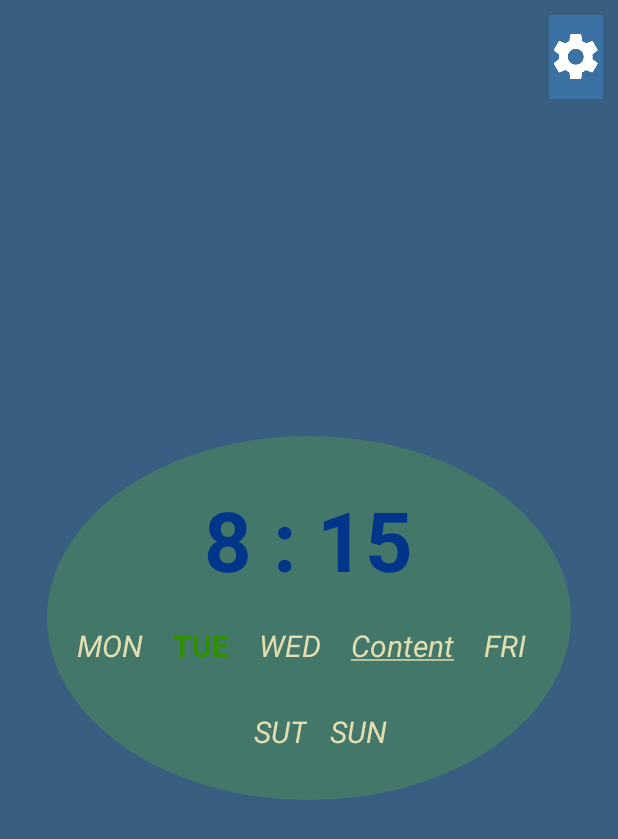
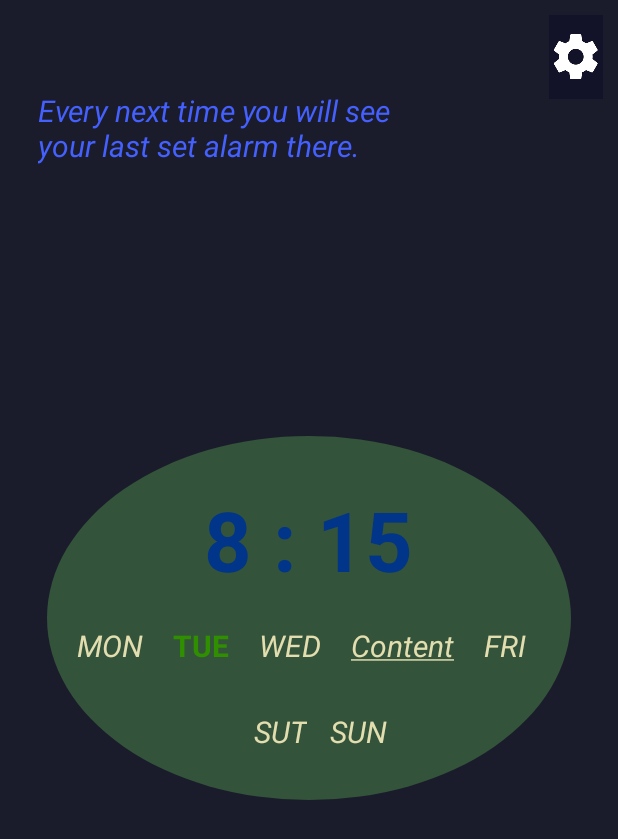
Before and after one commit to mrkostua/SmartAlarm, an Android app: the MainMathAlarmButton screen opened directly, with no data from a screen before it, on a phone screen of 412 x 824 dp. Shown: the top 839 px of the screen. Run offline under Robolectric (Android 15) with nearby library versions, the phone set to English and light mode, and no system bars; 2 statements that could not run were skipped.

Commit message:
Working on helper for first app using.

```diff
--- a/app/src/main/java/com/mrkostua/mathalarm/MainMathAlarmButton.kt
+++ b/app/src/main/java/com/mrkostua/mathalarm/MainMathAlarmButton.kt
@@ -2,6 +2,7 @@ package com.mrkostua.mathalarm
 
 import android.os.Build
 import android.os.Bundle
+import android.support.v7.app.AlertDialog
 import android.support.v7.app.AppCompatActivity
 import android.text.SpannableString
 import android.text.style.UnderlineSpan
@@ -11,6 +12,7 @@ import android.view.WindowManager
 import android.widget.ImageButton
 import android.widget.RelativeLayout
 import android.widget.TextView
+import android.widget.Toast
 import java.util.*
 import kotlin.collections.ArrayList
 
@@ -27,10 +29,10 @@ public class MainMathAlarmButton : AppCompatActivity() {
 
     private lateinit var ibAdditionalSettings: ImageButton
 
-    private val listDaysOfWeekViews: ArrayList<TextView> = object : ArrayList<TextView>(7) {}
-    private var lastAlarmData: LastAlarmData = object : LastAlarmData(this) {}
+    private val listDaysOfWeekViews = ArrayList<TextView>(7)
+    private val lastAlarmData = LastAlarmData(this)
 
-    private val calendar: Calendar = Calendar.getInstance()
+    private val calendar = Calendar.getInstance()
 
 
     override fun onCreate(savedInstanceState: Bundle?) {
@@ -57,7 +59,7 @@ public class MainMathAlarmButton : AppCompatActivity() {
     }
 
     private fun setThemeForAlarmButtonLayout() {
-        if (calendar.get(Calendar.AM_PM) == Calendar.AM) {
+        if (isDarkTime()) {
             setDayLayoutTheme()
 
         } else {
@@ -68,8 +70,7 @@ public class MainMathAlarmButton : AppCompatActivity() {
 
     private fun initializeAlarmButton() {
         showWeekDaysAndCurrentDay()
-
-        if (lastAlarmData.alarmHours != 0) {
+        if (isFirstAlarmCreation()) {
             setSettingsFromLastAlarm()
 
         } else {
@@ -104,7 +105,6 @@ public class MainMathAlarmButton : AppCompatActivity() {
         }
     }
 
-
     private fun setSettingsFromLastAlarm() {
         tvAlarmTime.text = Integer.toString(lastAlarmData.alarmHours) + " : " + Integer.toString(lastAlarmData.alarmMinutes)
 
@@ -120,7 +120,7 @@ public class MainMathAlarmButton : AppCompatActivity() {
 
         listDaysOfWeekViews.forEachIndexed { indexOfDay, dayView ->
             if (indexOfDay == calendar.get(Calendar.DAY_OF_WEEK))
-                setDayOfWeekTestStyle(dayView)
+                setDayOfWeekTextStyle(dayView)
 
         }
     }
@@ -136,26 +136,86 @@ public class MainMathAlarmButton : AppCompatActivity() {
 
     }
 
-    private fun setDayOfWeekTestStyle(tvDayOfWeek: TextView) {
-        val ssContent: SpannableString = object : SpannableString("Content") {}
-        ssContent.setSpan(object : UnderlineSpan() {}, 0, ssContent.length, 0)
+    private fun setDayOfWeekTextStyle(tvDayOfWeek: TextView) {
+        val ssContent = SpannableString("Content")
+        ssContent.setSpan(UnderlineSpan(), 0, ssContent.length, 0)
         tvDayOfWeek.text = ssContent
 
+        setTextAppearance(tvDayOfWeek, R.style.ChosenDayOfTheWeek_TextTheme)
+    }
+
+    private fun setTextAppearance(view: TextView, style: Int) {
         if (Build.VERSION.SDK_INT < Build.VERSION_CODES.M) {
-            tvDayOfWeek.setTextAppearance(this, R.style.ChosenDayOfTheWeek_TextTheme)
+            view.setTextAppearance(this, style)
         } else {
-            tvDayOfWeek.setTextAppearance(R.style.ChosenDayOfTheWeek_TextTheme)
+            view.setTextAppearance(style)
+        }
+    }
+
+    private fun isFirstAlarmCreation(): Boolean {
+        return lastAlarmData.alarmHours != 0
+    }
+
+    private fun isDarkTime(): Boolean {
+        //todo Update method and make it more precise
+        return calendar.get(Calendar.AM_PM) == Calendar.PM
+    }
+
+    private fun showFirstHelpingAlertDialog() {
+        val alertDialog = AlertDialog.Builder(this)
+        alertDialog.setTitle("Smart helper :)")
+                .setMessage("Hi if you want to see how the Alarm work just follow appearing text and touch them to continue")
+                .setPositiveButton("Let's do it", { dialog, which ->
+                    showFirstHelpingTextMessage()
+                    dialog.dismiss()
+                })
+                .setNegativeButton("Back", { dialog, which ->
+                    Toast.makeText(this, "If you need some help just go to settings", Toast.LENGTH_LONG).show()
+                    dialog.dismiss()
+                }).create().show()
+    }
+
+    private fun showFirstHelpingTextMessage(){
+        val tvHelperMainButtonMessage = findViewById(R.id.tvHelperMainButton) as TextView
+        if (isDarkTime())
+            setTextAppearance(tvHelperMainButtonMessage, R.style.HelperDark_TextTheme)
+        else
+            setTextAppearance(tvHelperMainButtonMessage, R.style.HelperDark_TextTheme)
+
+        tvHelperMainButtonMessage.setOnClickListener { view ->
+            view.visibility = View.GONE
+            showSecondHelpingTextMessage()
+        }
+    }
+
+    private fun showSecondHelpingTextMessage(){
+        val tvHelperMainButtonMessage = findViewById(R.id.tvHelperMainButton) as TextView
+        if (isDarkTime())
+            setTextAppearance(tvHelperMainButtonMessage, R.style.HelperDark_TextTheme)
+        else
+            setTextAppearance(tvHelperMainButtonMessage, R.style.HelperDark_TextTheme)
+
+        tvHelperMainButtonMessage.setOnClickListener { view ->
+            view.visibility = View.GONE
+            showSecondHelpingTextMessage()
+        }
+    }
+
+    public fun rlButtonLayoutOnClickListener(view: View) {
+        if (isFirstAlarmCreation()) {
+            //todo check if it is first alarm creation ( show some toast and etc.) and basic setting=]
+            showFirstHelpingAlertDialog()
+
+        } else {
+            // todo show some preview of alarm settings and than set alarm.
+
         }
     }
 
 
-    public fun rlButtonLayoutOnClickListener(view : View){
-        //todo check if it is first alarm creation ( show some toast and etc.) and basic settings
-        // todo show some preview of alarm settings and than set alarm.
-    }
-
-    public fun ibAdditionalSettingsOnClickListener(view : View){
+    public fun ibAdditionalSettingsOnClickListener(view: View) {
         //todo open setting layout -> with volume settings and etc.
     }
 
+
 }
--- a/app/src/main/res/layout/activity_main_alarm.xml
+++ b/app/src/main/res/layout/activity_main_alarm.xml
@@ -5,7 +5,36 @@
     android:layout_width="match_parent"
     android:layout_height="match_parent">
 
+    <RelativeLayout
+        android:id="@+id/rlBackgroundHelper"
+        android:layout_width="match_parent"
+        android:layout_height="match_parent"
+        android:visibility="visible">
 
+        <!--<TextView-->
+        <!--android:id="@+id/textView4"-->
+        <!--android:layout_width="wrap_content"-->
+        <!--android:layout_height="wrap_content"-->
+        <!--android:layout_alignParentEnd="true"-->
+        <!--android:layout_alignParentRight="true"-->
+        <!--android:layout_alignParentTop="true"-->
+        <!--android:layout_marginTop="104dp"-->
+        <!--android:padding="20dp"-->
+        <!--android:text="TextView" />-->
+
+        <TextView
+            android:id="@+id/tvHelperMainButton"
+            android:layout_width="wrap_content"
+            android:layout_height="wrap_content"
+            android:layout_alignParentLeft="true"
+            android:layout_alignParentStart="true"
+            android:layout_alignParentTop="true"
+            android:layout_marginLeft="25dp"
+            android:layout_marginStart="25dp"
+            android:layout_marginTop="60dp"
+            android:theme="@style/HelperDark_TextTheme"
+            android:text="@string/helperMessageOne" />
+    </RelativeLayout>
     <!--todo create 2 style for alarm button set and not (clicked not clicked)-->
     <RelativeLayout xmlns:android="http://schemas.android.com/apk/res/android"
         android:id="@+id/rlButtonLayout"
--- a/app/src/main/res/values/colors.xml
+++ b/app/src/main/res/values/colors.xml
@@ -35,5 +35,7 @@
     <color name="day_of_week">#e2deaf</color>
     <color name="day_of_week_chosen">#308f00</color>
 
+    <color name="helperTextMessages">#4460ff</color>
+
 
 </resources>
--- a/app/src/main/res/values/dimens.xml
+++ b/app/src/main/res/values/dimens.xml
@@ -8,4 +8,7 @@
     <dimen name="day_of_week_text_size">20dp</dimen>
     <dimen name="alarm_time_text_size">55dp</dimen>
 
+    <dimen name="helperTextMessages_size">20dp</dimen>
+
+
 </resources>
--- a/app/src/main/res/values/strings.xml
+++ b/app/src/main/res/values/strings.xml
@@ -65,4 +65,5 @@
     <string name="good_morning">Good Morning</string>
     <string name="main_button_time_default">20 : 35</string>
     <string name="Tuesday">TUE</string>
+    <string name="helperMessageOne">Every next time you will see \nyour last set alarm there.</string>
 </resources>
--- a/app/src/main/res/values/styles.xml
+++ b/app/src/main/res/values/styles.xml
@@ -51,14 +51,13 @@
     </style>
 
     <style name="dayOfTheWeek_TextTheme" parent="android:Theme">
-        <item name="android:textViewStyle">@style/dayOfWeekStyle</item>
-    </style>
+    <item name="android:textViewStyle">@style/dayOfWeekStyle</item>
+</style>
     <style name="dayOfWeekStyle" parent="android:Widget.TextView">
         <item name="android:textColor">@color/day_of_week</item>
         <item name="android:textSize">@dimen/day_of_week_text_size</item>
         <item name="android:textStyle">italic</item>
     </style>
-
 
     <style name="ChosenDayOfTheWeek_TextTheme" parent="android:Theme">
         <item name="android:textViewStyle">@style/ChosenDayOfWeekStyle</item>
@@ -78,4 +77,27 @@
         <item name="android:textStyle">bold</item>
     </style>
 
+    <style name="HelperDark_TextTheme" parent="android:Theme">
+        <item name="android:textViewStyle">@style/helperDarkStyle</item>
+        <!--todo here put style e.g. for some Buttons related to Helper-->
+    </style>
+
+    <style name="helperDarkStyle" parent="android:Widget.TextView">
+        <item name="android:textColor">@color/helperTextMessages</item>
+        <item name="android:textSize">@dimen/helperTextMessages_size</item>
+        <item name="android:textStyle">italic</item>
+    </style>
+
+
+    <style name="helperLight_TextTheme" parent="android:Theme">
+        <item name="android:textViewStyle">@style/helperLightStyle</item>
+        <!--todo here put style e.g. for some Buttons related to Helper-->
+    </style>
+
+    <style name="helperLightStyle" parent="android:Widget.TextView">
+        <item name="android:textColor">@color/helperTextMessages</item>
+        <item name="android:textSize">@dimen/helperTextMessages_size</item>
+        <item name="android:textStyle">italic</item>
+    </style>
+
 </resources>
```
